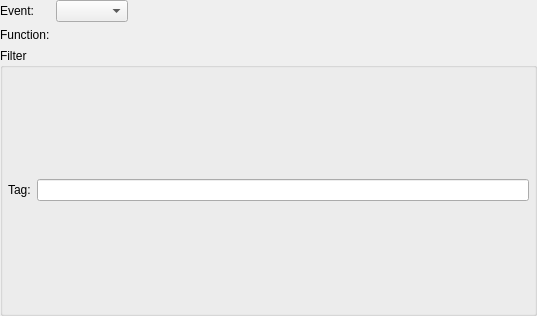
Old version of the form libs/libgui/ui/dbobjects/eventtriggerwidget.ui in the repository pgmodeler/pgmodeler.
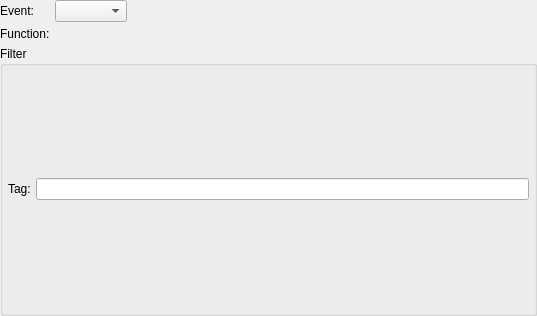
New version of the form.

Commit message: Adjusted the layout spacing/margins in ui/dbobjects/*

Diff of the .ui file:
```diff
--- a/libs/libgui/ui/dbobjects/eventtriggerwidget.ui
+++ b/libs/libgui/ui/dbobjects/eventtriggerwidget.ui
@@ -23,6 +23,9 @@
    <property name="bottomMargin">
     <number>0</number>
    </property>
+   <property name="spacing">
+    <number>5</number>
+   </property>
    <item row="0" column="0">
     <widget class="QLabel" name="event_lbl">
      <property name="text">
@@ -32,6 +35,9 @@
    </item>
    <item row="0" column="1">
     <layout class="QHBoxLayout" name="horizontalLayout">
+     <property name="spacing">
+      <number>5</number>
+     </property>
      <item>
       <widget class="QComboBox" name="event_cmb">
        <property name="iconSize">
@@ -76,6 +82,9 @@
       <string>Filter</string>
      </property>
      <layout class="QVBoxLayout" name="filter_layout">
+      <property name="spacing">
+       <number>5</number>
+      </property>
       <property name="leftMargin">
        <number>5</number>
       </property>
@@ -90,6 +99,9 @@
       </property>
       <item>
        <layout class="QHBoxLayout" name="horizontalLayout_2">
+        <property name="spacing">
+         <number>5</number>
+        </property>
         <item>
          <widget class="QLabel" name="tag_lbl">
           <property name="text">
```
The commit also changes 53 other files.
